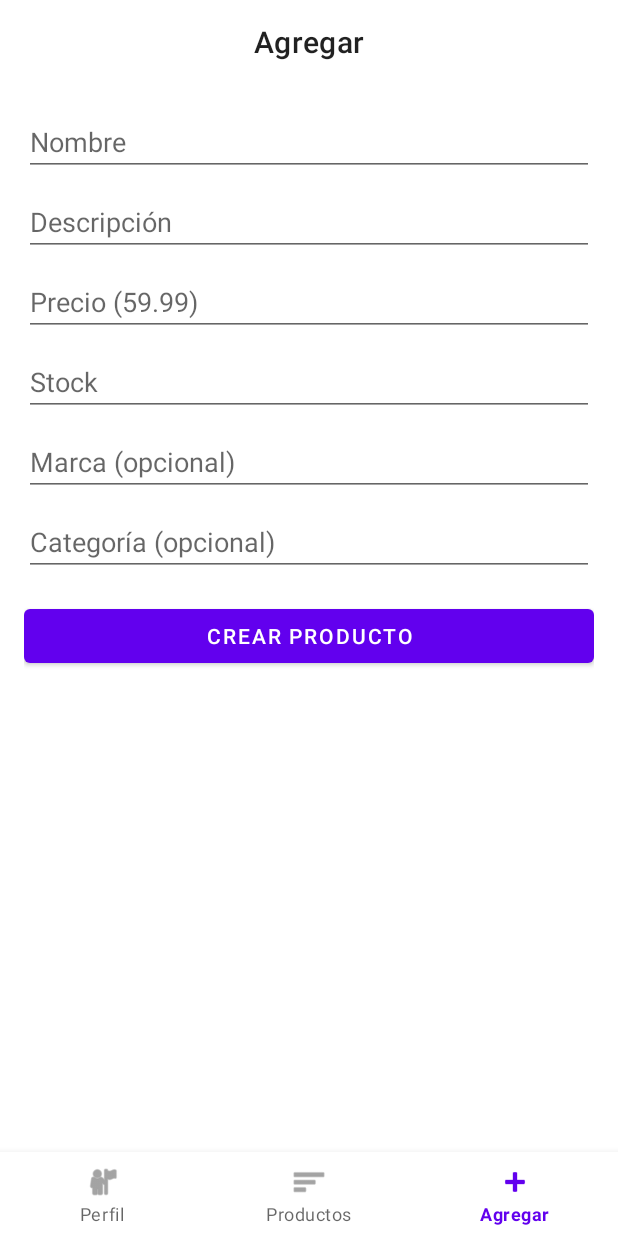
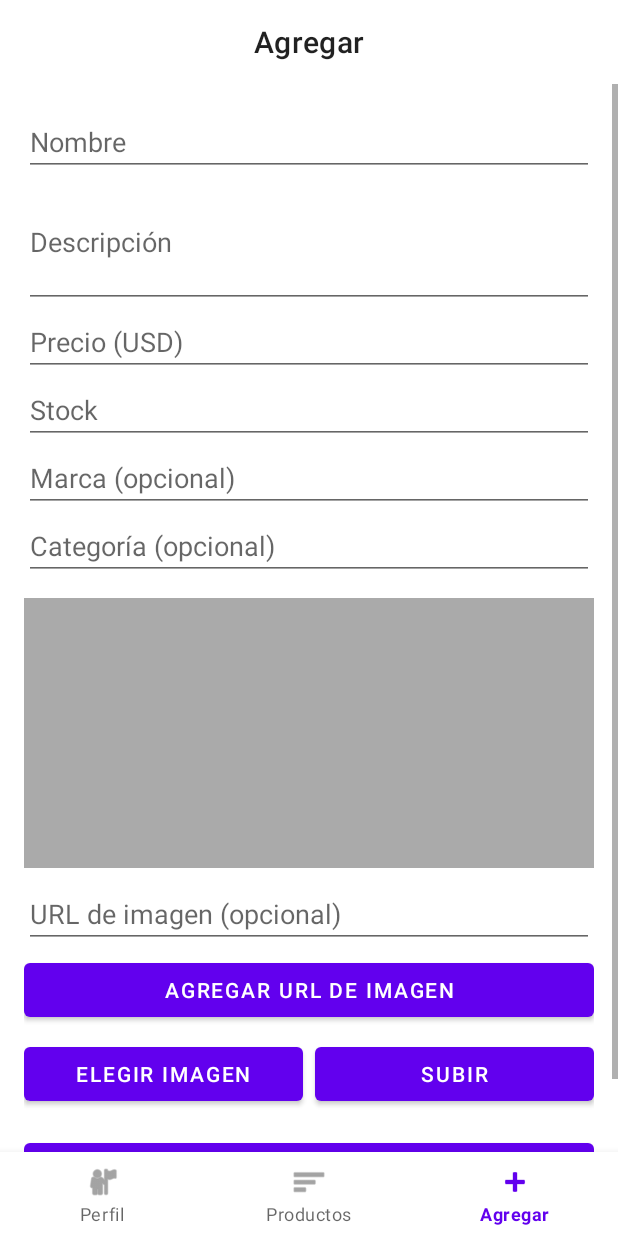
Before and after one commit to bryan-my/XanoGamesStore, an Android app: the screen it shows after launch (HomeActivity), item 3 of the bottom bar chosen, on a phone screen of 412 x 824 dp. Run offline under Robolectric (Android 15) with nearby library versions, the phone set to English and light mode, and no system bars; network calls fail.

Commit message:
Cambios para añadir productos, todavia falta arreglo de imagenes

```diff
--- a/app/src/main/AndroidManifest.xml
+++ b/app/src/main/AndroidManifest.xml
@@ -25,6 +25,12 @@
             android:exported="true" />
     </application>
 
+
+
+
+
     <uses-permission android:name="android.permission.INTERNET"/>
+    <uses-permission android:name="android.permission.READ_MEDIA_IMAGES"/>
+    <uses-permission android:name="android.permission.READ_EXTERNAL_STORAGE" android:maxSdkVersion="32"/>
 
 </manifest>
--- /dev/null
+++ b/app/src/main/java/com/miapp/xanogamesstore/api/MultipartExt.kt
@@ -0,0 +1,29 @@
+package com.miapp.xanogamesstore.api
+
+import android.content.ContentResolver
+import android.net.Uri
+import okhttp3.MediaType.Companion.toMediaTypeOrNull
+import okhttp3.MultipartBody
+import okhttp3.RequestBody
+import okio.BufferedSink
+import okio.source
+import java.io.File
+
+fun uriToMultipart(
+    resolver: ContentResolver,
+    uri: Uri,
+    partName: String = "file",
+    fileName: String = "image.jpg"
+): MultipartBody.Part {
+    val type = resolver.getType(uri) ?: "image/jpeg"
+
+    val requestBody = object : RequestBody() {
+        override fun contentType() = type.toMediaTypeOrNull()
+        override fun writeTo(sink: BufferedSink) {
+            resolver.openInputStream(uri)?.use { input ->
+                sink.writeAll(input.source())
+            }
+        }
+    }
+    return MultipartBody.Part.createFormData(partName, fileName, requestBody)
+}
--- a/app/src/main/java/com/miapp/xanogamesstore/api/Services.kt
+++ b/app/src/main/java/com/miapp/xanogamesstore/api/Services.kt
@@ -2,7 +2,22 @@ package com.miapp.xanogamesstore.api
 
 import com.miapp.xanogamesstore.model.*
 import retrofit2.http.*
+import okhttp3.MultipartBody
+import retrofit2.http.Multipart
+import retrofit2.http.Part
 
+
+
+
+
+
+data class UploadResponse(val url: String) // adapta al JSON real de Xano
+
+interface UploadService {
+    @Multipart
+    @POST("upload") // <-- ajusta a la ruta real en tu Xano si difiere
+    suspend fun uploadImage(@Part file: MultipartBody.Part): UploadResponse
+}
 interface AuthService {
     @POST("auth/login")
     suspend fun login(@Body body: LoginRequest): AuthResponse
@@ -18,4 +33,6 @@ interface ProductService {
 
     @POST("product")
     suspend fun createProduct(@Body body: CreateProductRequest): Product
+
+
 }
--- a/app/src/main/java/com/miapp/xanogamesstore/ui/AddProductFragment.kt
+++ b/app/src/main/java/com/miapp/xanogamesstore/ui/AddProductFragment.kt
@@ -1,13 +1,22 @@
 package com.miapp.xanogamesstore.ui
 
+import android.net.Uri
 import android.os.Bundle
-import android.view.*
-import android.widget.*
+import android.view.LayoutInflater
+import android.view.View
+import android.view.ViewGroup
+import android.widget.Button
+import android.widget.EditText
+import android.widget.ImageView
+import android.widget.Toast
+import androidx.activity.result.contract.ActivityResultContracts.GetContent
 import androidx.fragment.app.Fragment
 import androidx.lifecycle.lifecycleScope
 import com.miapp.xanogamesstore.R
 import com.miapp.xanogamesstore.api.ApiClient
 import com.miapp.xanogamesstore.api.ProductService
+import com.miapp.xanogamesstore.api.UploadService
+import com.miapp.xanogamesstore.api.uriToMultipart
 import com.miapp.xanogamesstore.model.CreateProductRequest
 import kotlinx.coroutines.Dispatchers
 import kotlinx.coroutines.launch
@@ -15,33 +24,52 @@ import kotlinx.coroutines.withContext
 
 class AddProductFragment : Fragment() {
 
-    private lateinit var service: ProductService
+    private lateinit var productService: ProductService
+    private val imagesUrls = mutableListOf<String>() // acumulamos URLs pegadas
 
     override fun onCreateView(inflater: LayoutInflater, container: ViewGroup?, savedInstanceState: Bundle?): View {
         return inflater.inflate(R.layout.fragment_add_product, container, false)
     }
 
-    override fun onViewCreated(v: View, s: Bundle?) {
-        super.onViewCreated(v, s)
+    override fun onViewCreated(v: View, savedInstanceState: Bundle?) {
+        super.onViewCreated(v, savedInstanceState)
 
         val retrofit = ApiClient.createRetrofit { SessionPrefs.getToken(requireContext()) }
-        service = retrofit.create(ProductService::class.java)
+        productService = retrofit.create(ProductService::class.java)
 
-        val etName = v.findViewById<EditText>(R.id.etName)
-        val etDesc = v.findViewById<EditText>(R.id.etDesc)
-        val etPrice = v.findViewById<EditText>(R.id.etPrice)
-        val etStock = v.findViewById<EditText>(R.id.etStock)
-        val etBrand = v.findViewById<EditText>(R.id.etBrand)
+        val etName     = v.findViewById<EditText>(R.id.etName)
+        val etDesc     = v.findViewById<EditText>(R.id.etDesc)
+        val etPrice    = v.findViewById<EditText>(R.id.etPrice)
+        val etStock    = v.findViewById<EditText>(R.id.etStock)
+        val etBrand    = v.findViewById<EditText>(R.id.etBrand)
         val etCategory = v.findViewById<EditText>(R.id.etCategory)
-        val btn = v.findViewById<Button>(R.id.btnCreate)
 
-        btn.setOnClickListener {
-            val name = etName.text.toString().trim()
-            val desc = etDesc.text.toString().trim()
+        // Para opción A
+        val etImageUrl = v.findViewById<EditText>(R.id.etImageUrl)
+        val btnAddUrl  = v.findViewById<Button>(R.id.btnAddUrl)
+
+        val btnCreate  = v.findViewById<Button>(R.id.btnCreate)
+
+        // Agregar URL de imagen a la lista
+        btnAddUrl.setOnClickListener {
+            val url = etImageUrl.text.toString().trim()
+            if (url.isNotEmpty()) {
+                imagesUrls.add(url)
+                Toast.makeText(requireContext(), "URL agregada (${imagesUrls.size})", Toast.LENGTH_SHORT).show()
+                etImageUrl.text.clear()
+            } else {
+                Toast.makeText(requireContext(), "Pega una URL válida", Toast.LENGTH_SHORT).show()
+            }
+        }
+
+        // Crear producto
+        btnCreate.setOnClickListener {
+            val name  = etName.text.toString().trim()
+            val desc  = etDesc.text.toString().trim()
             val price = etPrice.text.toString().toDoubleOrNull()
             val stock = etStock.text.toString().toIntOrNull()
             val brand = etBrand.text.toString().trim().ifBlank { null }
-            val category = etCategory.text.toString().trim().ifBlank { null }
+            val cat   = etCategory.text.toString().trim().ifBlank { null }
 
             if (name.isEmpty() || desc.isEmpty() || price == null || stock == null) {
                 Toast.makeText(requireContext(), "Completa nombre, descripción, precio y stock", Toast.LENGTH_SHORT).show()
@@ -51,21 +79,25 @@ class AddProductFragment : Fragment() {
             viewLifecycleOwner.lifecycleScope.launch {
                 try {
                     val created = withContext(Dispatchers.IO) {
-                        service.createProduct(
+                        productService.createProduct(
                             CreateProductRequest(
                                 name = name,
                                 description = desc,
                                 price = price,
                                 stock = stock,
                                 brand = brand,
-                                category = category,
-                                images = emptyList()
+                                category = cat,
+                                images = imagesUrls.toList() // guardamos URLs
                             )
                         )
                     }
                     Toast.makeText(requireContext(), "Creado: ${created.name}", Toast.LENGTH_LONG).show()
-                    etName.text.clear(); etDesc.text.clear(); etPrice.text.clear()
-                    etStock.text.clear(); etBrand.text.clear(); etCategory.text.clear()
+
+                    // limpiar
+                    etName.text.clear(); etDesc.text.clear()
+                    etPrice.text.clear(); etStock.text.clear()
+                    etBrand.text.clear(); etCategory.text.clear()
+                    imagesUrls.clear()
                 } catch (e: Exception) {
                     Toast.makeText(requireContext(), "Error: ${e.message}", Toast.LENGTH_LONG).show()
                 }
--- a/app/src/main/res/layout/fragment_add_product.xml
+++ b/app/src/main/res/layout/fragment_add_product.xml
@@ -1,20 +1,107 @@
 <?xml version="1.0" encoding="utf-8"?>
 <ScrollView xmlns:android="http://schemas.android.com/apk/res/android"
-    android:padding="16dp"
     android:layout_width="match_parent"
     android:layout_height="match_parent">
 
+    <!-- ÚNICO HIJO DEL SCROLLVIEW -->
     <LinearLayout
+        android:id="@+id/root"
         android:orientation="vertical"
+        android:padding="16dp"
         android:layout_width="match_parent"
         android:layout_height="wrap_content">
 
-        <EditText android:id="@+id/etName" android:hint="Nombre" android:layout_width="match_parent" android:layout_height="wrap_content"/>
-        <EditText android:id="@+id/etDesc" android:hint="Descripción" android:layout_width="match_parent" android:layout_height="wrap_content" android:layout_marginTop="8dp"/>
-        <EditText android:id="@+id/etPrice" android:hint="Precio (59.99)" android:inputType="numberDecimal" android:layout_width="match_parent" android:layout_height="wrap_content" android:layout_marginTop="8dp"/>
-        <EditText android:id="@+id/etStock" android:hint="Stock" android:inputType="number" android:layout_width="match_parent" android:layout_height="wrap_content" android:layout_marginTop="8dp"/>
-        <EditText android:id="@+id/etBrand" android:hint="Marca (opcional)" android:layout_width="match_parent" android:layout_height="wrap_content" android:layout_marginTop="8dp"/>
-        <EditText android:id="@+id/etCategory" android:hint="Categoría (opcional)" android:layout_width="match_parent" android:layout_height="wrap_content" android:layout_marginTop="8dp"/>
+        <!-- CAMPOS BÁSICOS -->
+        <EditText
+            android:id="@+id/etName"
+            android:hint="Nombre"
+            android:inputType="textCapSentences"
+            android:layout_width="match_parent"
+            android:layout_height="wrap_content" />
+
+        <EditText
+            android:id="@+id/etDesc"
+            android:hint="Descripción"
+            android:inputType="textMultiLine"
+            android:minLines="3"
+            android:layout_width="match_parent"
+            android:layout_height="wrap_content" />
+
+        <EditText
+            android:id="@+id/etPrice"
+            android:hint="Precio (USD)"
+            android:inputType="numberDecimal"
+            android:layout_width="match_parent"
+            android:layout_height="wrap_content" />
+
+        <EditText
+            android:id="@+id/etStock"
+            android:hint="Stock"
+            android:inputType="number"
+            android:layout_width="match_parent"
+            android:layout_height="wrap_content" />
+
+        <EditText
+            android:id="@+id/etBrand"
+            android:hint="Marca (opcional)"
+            android:inputType="textCapWords"
+            android:layout_width="match_parent"
+            android:layout_height="wrap_content" />
+
+        <EditText
+            android:id="@+id/etCategory"
+            android:hint="Categoría (opcional)"
+            android:inputType="textCapWords"
+            android:layout_width="match_parent"
+            android:layout_height="wrap_content" />
+
+        <!-- PREVIEW (si luego usas subida) -->
+        <ImageView
+            android:id="@+id/ivPreview"
+            android:layout_width="match_parent"
+            android:layout_height="180dp"
+            android:layout_marginTop="12dp"
+            android:scaleType="centerCrop"
+            android:src="@android:color/darker_gray"
+            android:contentDescription="Preview" />
+
+        <!-- ===== OPCIÓN A: SIN ENDPOINT, PEGAR URL ===== -->
+        <EditText
+            android:id="@+id/etImageUrl"
+            android:hint="URL de imagen (opcional)"
+            android:inputType="textUri"
+            android:layout_width="match_parent"
+            android:layout_height="wrap_content"
+            android:layout_marginTop="8dp"/>
+
+        <Button
+            android:id="@+id/btnAddUrl"
+            android:text="Agregar URL de imagen"
+            android:layout_width="match_parent"
+            android:layout_height="wrap_content"
+            android:layout_marginTop="4dp"/>
+
+        <LinearLayout
+            android:layout_width="match_parent"
+            android:layout_height="wrap_content"
+            android:orientation="horizontal"
+            android:layout_marginTop="8dp">
+
+            <Button
+                android:id="@+id/btnPick"
+                android:text="Elegir imagen"
+                android:layout_width="0dp"
+                android:layout_weight="1"
+                android:layout_height="wrap_content"/>
+
+            <Button
+                android:id="@+id/btnUpload"
+                android:text="Subir"
+                android:layout_width="0dp"
+                android:layout_weight="1"
+                android:layout_height="wrap_content"
+                android:layout_marginStart="8dp"/>
+        </LinearLayout>
 
         <Button
             android:id="@+id/btnCreate"
```
